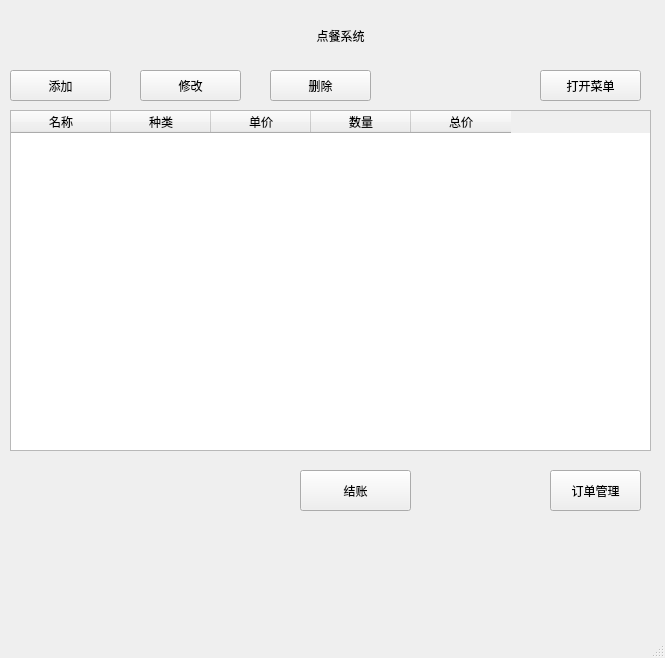
This is application.ui in ClarkKenty/QT-C- as Qt 5 draws it before an edit. The edited form follows.
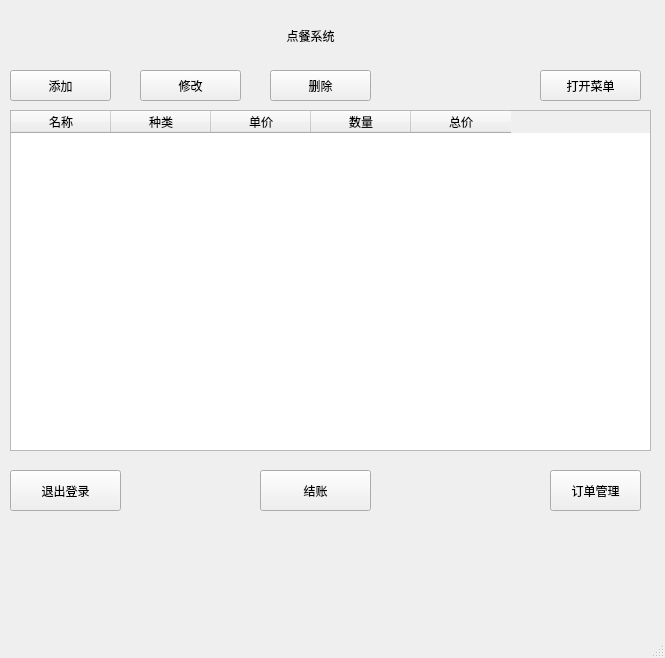
This is the edited form.

What changed in the file:
```diff
--- a/application.ui
+++ b/application.ui
@@ -13,11 +13,14 @@
   <property name="windowTitle">
    <string>MainWindow</string>
   </property>
+  <property name="styleSheet">
+   <string notr="true"/>
+  </property>
   <widget class="QWidget" name="centralwidget">
    <widget class="QLabel" name="label">
     <property name="geometry">
      <rect>
-      <x>100</x>
+      <x>70</x>
       <y>10</y>
       <width>481</width>
       <height>51</height>
@@ -88,7 +91,7 @@
    <widget class="QPushButton" name="billing">
     <property name="geometry">
      <rect>
-      <x>300</x>
+      <x>260</x>
       <y>470</y>
       <width>111</width>
       <height>41</height>
@@ -129,7 +132,7 @@
      <rect>
       <x>10</x>
       <y>520</y>
-      <width>611</width>
+      <width>641</width>
       <height>101</height>
      </rect>
     </property>
@@ -178,6 +181,19 @@
      <string>打开菜单</string>
     </property>
    </widget>
+   <widget class="QPushButton" name="billing_3">
+    <property name="geometry">
+     <rect>
+      <x>10</x>
+      <y>470</y>
+      <width>111</width>
+      <height>41</height>
+     </rect>
+    </property>
+    <property name="text">
+     <string>退出登录</string>
+    </property>
+   </widget>
   </widget>
   <widget class="QMenuBar" name="menubar">
    <property name="geometry">
```
